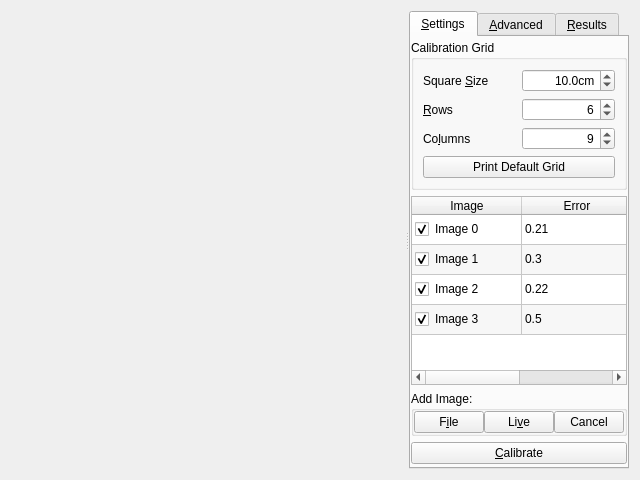
dysonltd-zz/gts, file app/src/tools/gui/CalibrateCameraToolWidget.ui: the form before one commit.
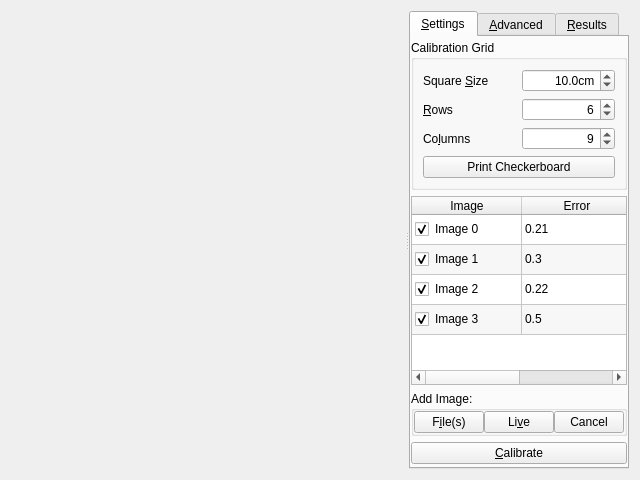
The form after the commit. Custom widgets are drawn as their Qt base class.

Commit message: Changed Print Grid to Print Checkerboard for Camera Calibration

Diff of the .ui file:
```diff
--- a/app/src/tools/gui/CalibrateCameraToolWidget.ui
+++ b/app/src/tools/gui/CalibrateCameraToolWidget.ui
@@ -185,7 +185,7 @@
                     <bool>true</bool>
                    </property>
                    <property name="text">
-                    <string>Print Default Grid</string>
+                    <string>Print Checkerboard</string>
                    </property>
                   </widget>
                  </item>
@@ -402,7 +402,7 @@
                     <bool>true</bool>
                    </property>
                    <property name="text">
-                    <string>F&amp;ile</string>
+                    <string>F&amp;ile(s)</string>
                    </property>
                   </widget>
                  </item>
```
